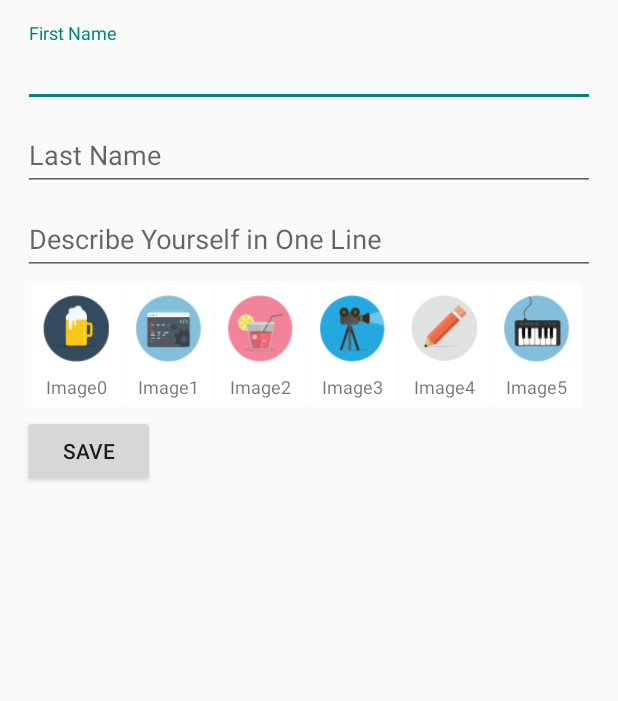
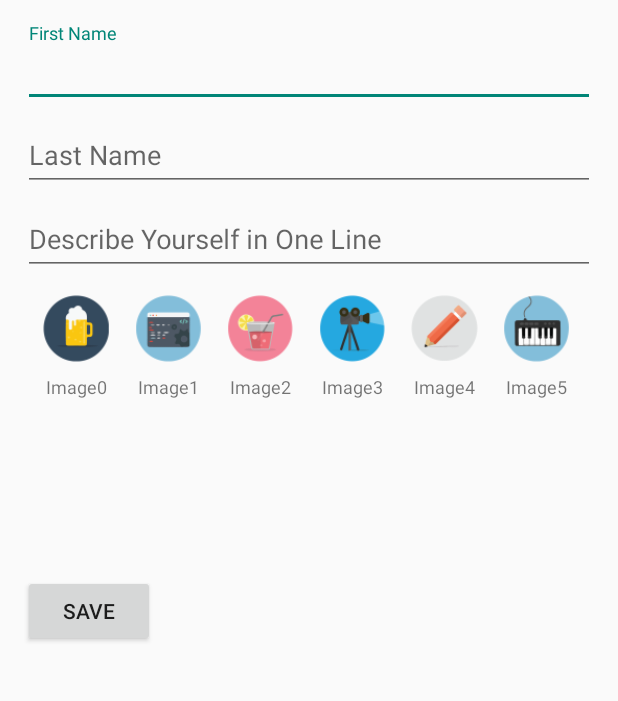
Before and after one commit to thesultanster/Bachata, an Android app: the SimpleProfileInfo screen opened directly, with no data from a screen before it, after a tap on "SAVE", on a phone screen of 412 x 824 dp, the part 84-785 px from its top. Run offline under Robolectric (Android 15) with nearby library versions, the light colour scheme and no system bars; our stand-ins replace Firebase (no records; nobody signed in at launch, a user with empty details on screens opened directly); 1 statement that could not run was skipped.

Commit message:
Abstracted ActivtiesView

```diff
--- /dev/null
+++ b/app/src/main/java/com/meetup/uhoo/ActivityView.java
@@ -0,0 +1,102 @@
+package com.meetup.uhoo;
+
+import android.content.Context;
+import android.content.SharedPreferences;
+import android.content.res.TypedArray;
+import android.graphics.Bitmap;
+import android.graphics.BitmapFactory;
+import android.util.AttributeSet;
+import android.view.LayoutInflater;
+import android.view.View;
+import android.widget.AdapterView;
+import android.widget.FrameLayout;
+import android.widget.GridView;
+
+import com.meetup.uhoo.profile.SimpleProfileActivityItem;
+import com.meetup.uhoo.profile.SimpleProfileGridViewAdapter;
+
+import java.util.ArrayList;
+import java.util.HashSet;
+import java.util.Set;
+
+/**
+ * Created by sultankhan on 10/28/16.
+ */
+public class ActivityView extends FrameLayout {
+
+    private GridView gridView;
+    private SimpleProfileGridViewAdapter gridAdapter;
+
+
+    public ActivityView(Context context, AttributeSet attrs, int defStyle) {
+        super(context, attrs, defStyle);
+        initView();
+    }
+
+    public ActivityView(Context context, AttributeSet attrs) {
+        super(context, attrs);
+        initView();
+    }
+
+    public ActivityView(Context context) {
+        super(context);
+        initView();
+    }
+
+    private void initView() {
+        View view = inflate(getContext(), R.layout.custom_view_activity, null);
+
+        // Adapter
+        gridView = (GridView) view.findViewById(R.id.gvActivityIcons);
+        gridAdapter = new SimpleProfileGridViewAdapter(getContext(), R.layout.grid_item_activity_icon, getData());
+        gridView.setAdapter(gridAdapter);
+
+
+        // Get User Data if it Exists
+        SharedPreferences prefs = getContext().getSharedPreferences("currentUser", 0);
+        Set<String> set = prefs.getStringSet("activityIconList", null);
+        ArrayList<String> selectedActivites = new ArrayList<String>(set);
+        if(set != null) {
+            for (String activity : selectedActivites) {
+                for (int i = 0; i < gridAdapter.getCount(); i++) {
+                    if (gridAdapter.getSelectedName(i).equals(activity)) {
+                        gridAdapter.SetSelected(i);
+                    }
+                }
+            }
+        }
+
+        gridView.setOnItemClickListener(new AdapterView.OnItemClickListener() {
+            public void onItemClick(AdapterView<?> parent, View v, int position, long id) {
+                //SimpleProfileActivityItem item = (SimpleProfileActivityItem) parent.getItemAtPosition(position);
+                gridAdapter.SetSelected(position);
+                gridAdapter.notifyDataSetChanged();
+            }
+        });
+        addView(view);
+    }
+
+    // Prepare some dummy data for gridview
+    private ArrayList<SimpleProfileActivityItem> getData() {
+        final ArrayList<SimpleProfileActivityItem> imageItems = new ArrayList<>();
+        TypedArray imgs = getResources().obtainTypedArray(R.array.simple_profile_activity_icons);
+        for (int i = 0; i < imgs.length(); i++) {
+            Bitmap bitmap = BitmapFactory.decodeResource(getResources(), imgs.getResourceId(i, -1));
+            imageItems.add(new SimpleProfileActivityItem(bitmap, "Image" + i));
+        }
+        return imageItems;
+    }
+
+    public void save(){
+        SharedPreferences.Editor editor = getContext().getSharedPreferences("currentUser", 0).edit();
+        Set<String> set = new HashSet<String>();
+        set.addAll(gridAdapter.getSelectedItems());
+        editor.putStringSet("activityIconList", set);
+        editor.apply();
+    }
+
+    public ArrayList<String> getSelectedItems(){
+        return gridAdapter.getSelectedItems();
+    }
+
+}
--- a/app/src/main/java/com/meetup/uhoo/profile/SimpleProfileGridViewAdapter.java
+++ b/app/src/main/java/com/meetup/uhoo/profile/SimpleProfileGridViewAdapter.java
@@ -55,7 +55,7 @@ public class SimpleProfileGridViewAdapter extends ArrayAdapter {
         if(item.getSelected()){
             holder.llGridItem.setBackgroundColor(ContextCompat.getColor(getContext(), R.color.colorAccent));
         } else {
-            holder.llGridItem.setBackgroundColor(ContextCompat.getColor(getContext(), R.color.white));
+            holder.llGridItem.setBackgroundColor(ContextCompat.getColor(getContext(), R.color.transparent));
         }
 
         return row;
--- a/app/src/main/java/com/meetup/uhoo/profile/SimpleProfileInfo.java
+++ b/app/src/main/java/com/meetup/uhoo/profile/SimpleProfileInfo.java
@@ -20,6 +20,7 @@ import com.google.firebase.auth.FirebaseAuth;
 import com.google.firebase.database.DatabaseError;
 import com.google.firebase.database.DatabaseReference;
 import com.google.firebase.database.FirebaseDatabase;
+import com.meetup.uhoo.ActivityView;
 import com.meetup.uhoo.R;
 import com.meetup.uhoo.User;
 import com.meetup.uhoo.util.NavigationDrawerFramework;
@@ -39,7 +40,8 @@ public class SimpleProfileInfo extends NavigationDrawerFramework {
 
     private DatabaseReference mDatabase;
 
-    SimpleProfileGridViewAdapter gridAdapter;
+
+    ActivityView activitiesView;
 
 
     @Override
@@ -50,10 +52,7 @@ public class SimpleProfileInfo extends NavigationDrawerFramework {
         // Firebase
         mDatabase = FirebaseDatabase.getInstance().getReference();
 
-        // Adapter
-        GridView gridView = (GridView) findViewById(R.id.gvActivityIcons);
-        gridAdapter = new SimpleProfileGridViewAdapter(this, R.layout.grid_item_activity_icon, getData());
-        gridView.setAdapter(gridAdapter);
+        activitiesView = (ActivityView) findViewById(R.id.av);
 
 
         firstNameEditText = (EditText) findViewById(R.id.firstNameEditText);
@@ -71,7 +70,7 @@ public class SimpleProfileInfo extends NavigationDrawerFramework {
                     childUpdates.put("/firstName/", firstNameEditText.getText().toString());
                     childUpdates.put("/lastName/", lastNameEditText.getText().toString());
                     childUpdates.put("/oneLiner/", oneLinerEditText.getText().toString());
-                    childUpdates.put("/activityIconList/", gridAdapter.getSelectedItems());
+                    childUpdates.put("/activityIconList/", activitiesView.getSelectedItems());
 
                     mDatabase.child("users").child(FirebaseAuth.getInstance().getCurrentUser().getUid()).updateChildren(childUpdates, new DatabaseReference.CompletionListener() {
                         @Override
@@ -82,27 +81,9 @@ public class SimpleProfileInfo extends NavigationDrawerFramework {
                         }
                     });
 
-                    /*
-                    mDatabase = FirebaseDatabase.getInstance().getReference("users").child(FirebaseAuth.getInstance().getCurrentUser().getUid()).child("activityIconList");
-                    for( String activityTitle : gridAdapter.getSelectedItems()) {
-                        mDatabase.child(activityTitle).setValue(true);
-                    }
-                    */
-
-
-
                 }
 
-
-                SharedPreferences.Editor editor = getSharedPreferences("currentUser", MODE_PRIVATE).edit();
-                editor.putString("firstName", firstNameEditText.getText().toString());
-                editor.putString("lastName", lastNameEditText.getText().toString());
-                editor.putString("oneLiner",oneLinerEditText.getText().toString());
-
-                Set<String> set = new HashSet<String>();
-                set.addAll(gridAdapter.getSelectedItems());
-                editor.putStringSet("activityIconList", set);
-                editor.apply();
+                activitiesView.save();
 
 
             }
@@ -115,21 +96,6 @@ public class SimpleProfileInfo extends NavigationDrawerFramework {
         String firstname = prefs.getString("firstName","");
         String lastname = prefs.getString("lastName", "");
 
-        Set<String> set = prefs.getStringSet("activityIconList", null);
-        ArrayList<String> selectedActivites = new ArrayList<String>(set);
-
-        if(set != null) {
-            for (String activity : selectedActivites) {
-                for (int i = 0; i < gridAdapter.getCount(); i++) {
-                    if (gridAdapter.getSelectedName(i).equals(activity)) {
-                        gridAdapter.SetSelected(i);
-                    }
-                }
-            }
-        }
-
-
-
         // Populate user data
         firstNameEditText.setText(firstname);
         lastNameEditText.setText(lastname);
@@ -137,27 +103,6 @@ public class SimpleProfileInfo extends NavigationDrawerFramework {
 
 
 
-
-
-        gridView.setOnItemClickListener(new AdapterView.OnItemClickListener() {
-            public void onItemClick(AdapterView<?> parent, View v, int position, long id) {
-                //SimpleProfileActivityItem item = (SimpleProfileActivityItem) parent.getItemAtPosition(position);
-                gridAdapter.SetSelected(position);
-                gridAdapter.notifyDataSetChanged();
-            }
-        });
-
-
     }
 
-    // Prepare some dummy data for gridview
-    private ArrayList<SimpleProfileActivityItem> getData() {
-        final ArrayList<SimpleProfileActivityItem> imageItems = new ArrayList<>();
-        TypedArray imgs = getResources().obtainTypedArray(R.array.simple_profile_activity_icons);
-        for (int i = 0; i < imgs.length(); i++) {
-            Bitmap bitmap = BitmapFactory.decodeResource(getResources(), imgs.getResourceId(i, -1));
-            imageItems.add(new SimpleProfileActivityItem(bitmap, "Image" + i));
-        }
-        return imageItems;
-    }
 }
--- a/app/src/main/res/layout/activity_simple_profile_info.xml
+++ b/app/src/main/res/layout/activity_simple_profile_info.xml
@@ -54,19 +54,11 @@
 
 
     </LinearLayout>
-    <GridView
-        android:id="@+id/gvActivityIcons"
-        android:layout_width="fill_parent"
-        android:layout_height="wrap_content"
-        android:layout_margin="5dp"
-        android:columnWidth="60dp"
-        android:drawSelectorOnTop="true"
-        android:gravity="center"
-        android:numColumns="auto_fit"
-        android:stretchMode="columnWidth"
-        android:verticalSpacing="5dp"
-        android:focusable="true"
-        android:clickable="true"/>
+
+    <com.meetup.uhoo.ActivityView
+        android:id="@+id/av"
+        android:layout_width="match_parent"
+        android:layout_height="200dp" />
 
 
     <Button
--- /dev/null
+++ b/app/src/main/res/layout/custom_view_activity.xml
@@ -0,0 +1,21 @@
+<?xml version="1.0" encoding="utf-8"?>
+<LinearLayout xmlns:android="http://schemas.android.com/apk/res/android"
+    android:orientation="vertical"
+    android:layout_width="match_parent"
+    android:layout_height="match_parent">
+
+    <GridView
+        android:id="@+id/gvActivityIcons"
+        android:layout_width="match_parent"
+        android:layout_height="wrap_content"
+        android:layout_margin="5dp"
+        android:columnWidth="60dp"
+        android:drawSelectorOnTop="true"
+        android:gravity="center"
+        android:numColumns="auto_fit"
+        android:stretchMode="columnWidth"
+        android:verticalSpacing="5dp"
+        android:focusable="true"
+        android:clickable="true"/>
+
+</LinearLayout>
--- a/app/src/main/res/values/colors.xml
+++ b/app/src/main/res/values/colors.xml
@@ -16,6 +16,7 @@
     <color name="dividerColor">#B6B6B6</color>
     <color name="cloud">#fbfcfc</color>
     <color name="darkCloud">#f0f4f4</color>
+    <color name="transparent">#00f0f4f4</color>
 
     <color name="flatDarkGreen">#27ae60</color>
     <color name="flatYellow">#f1c40f</color>
```
